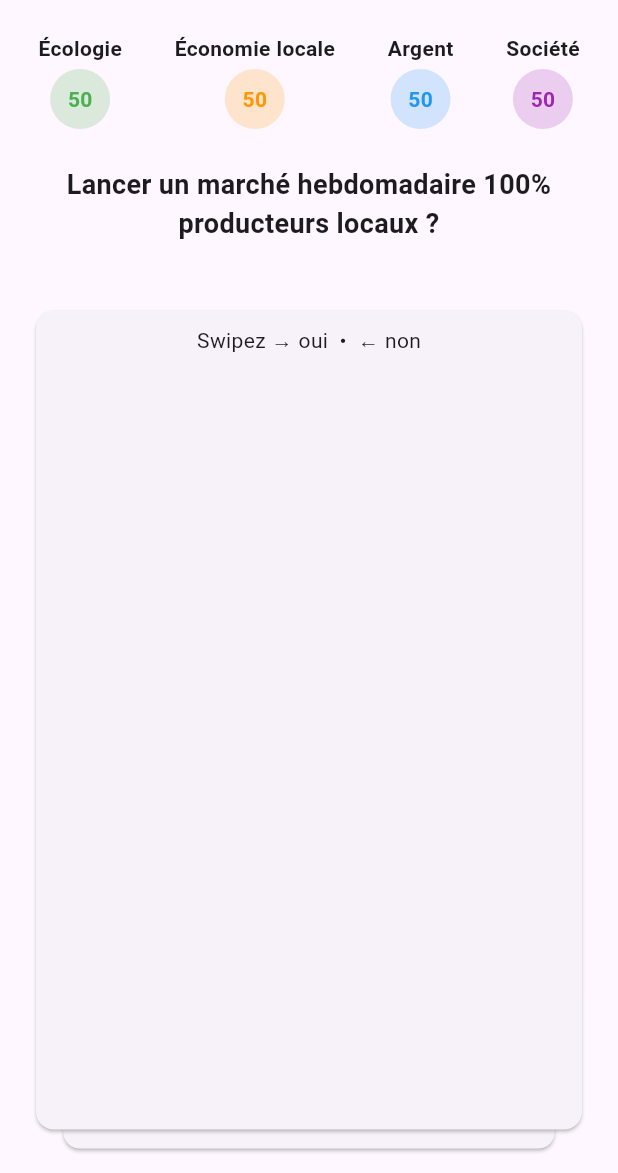
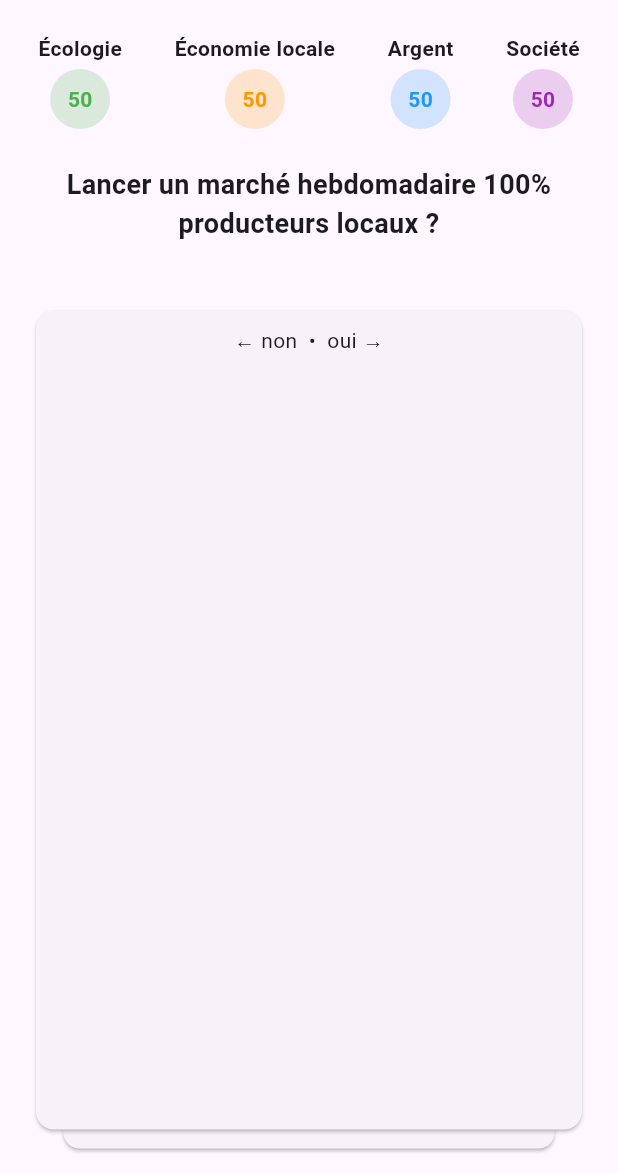
Before and after one commit to green-compagny/green-town, a Flutter app: the screen it shows after launch, after a tap on "Let's go !", on a phone screen of 412 x 824 dp, the part 63-1236 px from its top. Run offline on Flutter 3.47's test engine with Material 3 defaults, Android fonts, the phone set to English and light mode, and no system bars; drawn by our look-alikes of flutter_card_swiper.

Commit message:
Add google font

```diff
--- a/lib/pages/game_page.dart
+++ b/lib/pages/game_page.dart
@@ -87,6 +87,7 @@ class _GamePageState extends State<GamePage> {
         appBar: AppBar(title: Text("Green Town")),
         body: currentIndex < questions.length
             ? Column(
+          mainAxisSize: MainAxisSize.max,
           children: [
             Padding(
               padding: EdgeInsets.all(8),
@@ -110,16 +111,18 @@ class _GamePageState extends State<GamePage> {
             ),
             Expanded(
               child: CardSwiper(
+                isLoop: false,
                 controller: controller,
                 cardsCount: 2,
                 onSwipe: _onSwipe,
                 cardBuilder: (context, index, horizontalThresholdPercentage, verticalThresholdPercentage) => Card(
                   child: Column(
+                    mainAxisSize: MainAxisSize.max,
                     children: [
                       // Image.asset('assets/${questions[currentIndex].img}',
                       //     fit: BoxFit.cover, height: 200),
                       SizedBox(height: 10),
-                      Text('Swipez → oui  •  ← non'),
+                      Center(child: Text('← non  •  oui →')),
                     ],
                   ),
                 ),
--- a/pubspec.yaml
+++ b/pubspec.yaml
@@ -31,6 +31,7 @@ dependencies:
   flutter:
     sdk: flutter
   flutter_card_swiper: ^7.0.2
+  google_fonts: ^6.2.1
 
 dev_dependencies:
   flutter_test:
```
Also changed, not shown: lib/constants/images_path.dart (+1 -6 lines), assets/images/1.png (added), assets/images/2.png (added), assets/images/3.png (added), assets/images/4.png (added), assets/images/5.png (added), assets/images/6.png (added), pubspec.lock, 1 other file.
